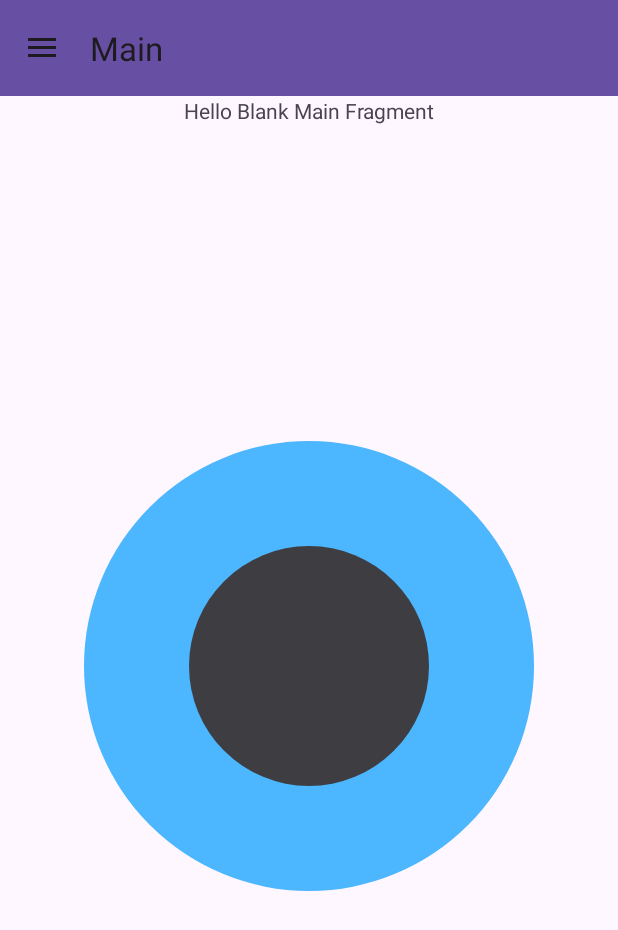
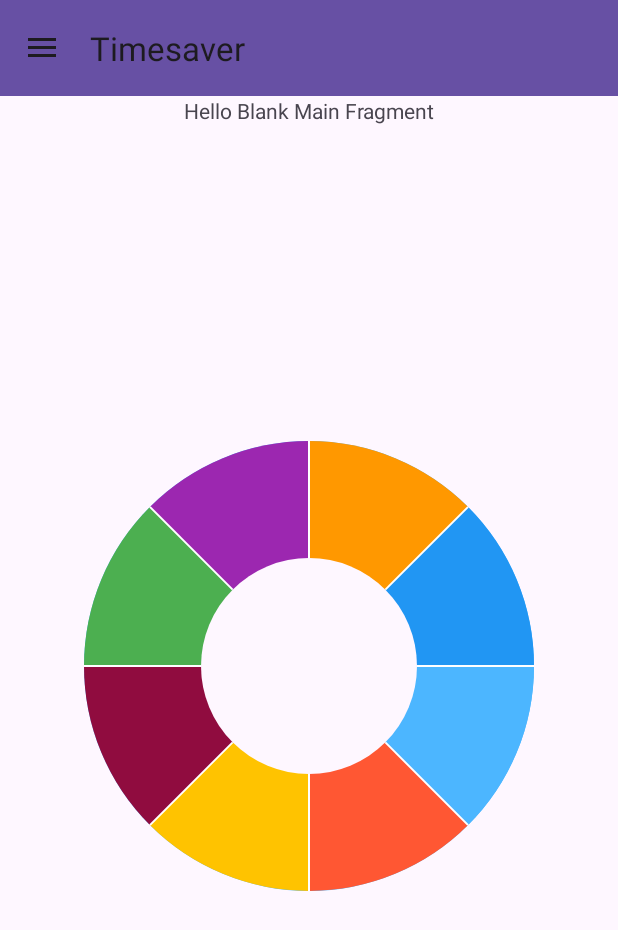
Before and after one commit to AngelynDisguise/Timesaver, an Android app: the screen it shows after launch (MainActivity), on a phone screen of 412 x 824 dp. Shown: the top 930 px of the screen. Run offline under Robolectric (Android 15) with nearby library versions, the phone set to English and light mode, and no system bars; our stand-ins replace navigation-ui.

Commit message:
Update CircularButtonView - add up to 8 clickable sections on wheel
Might need a different color palette for button colors

```diff
--- a/app/src/main/java/com/example/timesaver/CircularButtonView.kt
+++ b/app/src/main/java/com/example/timesaver/CircularButtonView.kt
@@ -2,12 +2,17 @@ package com.example.timesaver
 
 import android.content.Context
 import android.graphics.Canvas
+import android.graphics.Color
 import android.graphics.Paint
 import android.graphics.RectF
 import android.util.AttributeSet
+import android.util.TypedValue
 import android.view.MotionEvent
 import android.view.View
 import kotlin.math.atan2
+import kotlin.math.cos
+import kotlin.math.sin
+import kotlin.math.sqrt
 
 class CircularButtonView @JvmOverloads constructor(
     context: Context,
@@ -15,8 +20,25 @@ class CircularButtonView @JvmOverloads constructor(
     defStyleAttr: Int = 0
 ) : View(context, attrs, defStyleAttr) {
 
+    private val sectionColors = listOf(
+        0xFF4cb6ff.toInt(), // Light blue (#4cb6ff)
+        0xFFFF5733.toInt(), // Coral (#FF5733)
+        0xFFFFC300.toInt(), // Vivid Yellow (#FFC300)
+        0xFF900C3F.toInt(), // Burgundy (#900C3F)
+        0xFF4CAF50.toInt(), // Green (#4CAF50)
+        0xFF9C27B0.toInt(), // Purple (#9C27B0)
+        0xFFFF9800.toInt(), // Orange (#FF9800)
+        0xFF2196F3.toInt()  // Blue (#2196F3)
+    )
+
     private val paint = Paint(Paint.ANTI_ALIAS_FLAG)
     private val rect = RectF()
+    private val borderPaint = Paint(Paint.ANTI_ALIAS_FLAG).apply {
+        style = Paint.Style.STROKE
+        strokeWidth = 2f
+        color = Color.WHITE
+    }
+
     private val centerX: Float
         get() = width / 2f
     private val centerY: Float
@@ -25,12 +47,30 @@ class CircularButtonView @JvmOverloads constructor(
         get() = width.coerceAtMost(height) / 2f
 
     private val innerRadius: Float
-        get() = radius * 0.7f
+        get() = radius * 0.48f
 
     private var onInnerCircleClickListener: (() -> Unit)? = null
     private var onOuterCircleClickListener: ((Int) -> Unit)? = null
 
-    private val outerCircleSections = 6 // Number of clickable sections in the outer circle
+    private val borderColor: Int = Color.WHITE
+    private val borderWidth: Float = 7f
+    var outerCircleSections: Int = 1
+        set(value) {
+            field = value.coerceIn(1, 8)
+            invalidate()
+        }
+
+    private var lastTouchedSection: Int = -1
+
+    private val backgroundColor: Int
+    //private val outerCircleColor: Int = 0xFF4cb6ff.toInt()
+
+    init {
+        // get the background color from the theme
+        val typedValue = TypedValue()
+        context.theme.resolveAttribute(android.R.attr.colorBackground, typedValue, true)
+        backgroundColor = typedValue.data
+    }
 
     fun setOnInnerCircleClickListener(listener: () -> Unit) {
         onInnerCircleClickListener = listener
@@ -42,24 +82,53 @@ class CircularButtonView @JvmOverloads constructor(
 
     override fun onDraw(canvas: Canvas) {
         super.onDraw(canvas)
-        // The background drawable will handle the rendering of the circles
+
+        // Draw outer circle
+//        paint.color = outerCircleColor
+//        canvas.drawCircle(centerX, centerY, radius, paint)
+
+        // Draw outer circle sections with colors
+        rect.set(0f, 0f, width.toFloat(), height.toFloat())
+        val sweepAngle = 360f / outerCircleSections
+
+        for (i in 0 until outerCircleSections) {
+            paint.color = sectionColors[i % sectionColors.size]
+            val startAngle = i * sweepAngle
+            canvas.drawArc(rect, startAngle, sweepAngle, true, paint)
+        }
+
+        // Draw inner circle with background color
+        paint.color = backgroundColor
+        canvas.drawCircle(centerX, centerY, innerRadius, paint)
+
+        for (i in 0 until outerCircleSections) {
+            val startAngle = i * (360f / outerCircleSections)
+            val dx = cos(Math.toRadians(startAngle.toDouble())).toFloat()
+            val dy = sin(Math.toRadians(startAngle.toDouble())).toFloat()
+
+            canvas.drawLine(
+                centerX + innerRadius * dx,
+                centerY + innerRadius * dy,
+                centerX + radius * dx,
+                centerY + radius * dy,
+                borderPaint
+            )
+        }
     }
-
-    private var lastTouchedSection: Int = -1
 
     override fun onTouchEvent(event: MotionEvent): Boolean {
         when (event.action) {
             MotionEvent.ACTION_DOWN -> {
                 val dx = event.x - centerX
                 val dy = event.y - centerY
-                val distance = Math.sqrt((dx * dx + dy * dy).toDouble()).toFloat()
+                val distance = sqrt((dx * dx + dy * dy).toDouble()).toFloat()
 
                 if (distance <= innerRadius) {
                     lastTouchedSection = -1
                     performClick()
                 } else if (distance <= radius) {
-                    val angle = Math.toDegrees(atan2(dy.toDouble(), dx.toDouble()).toDouble()).toFloat()
-                    lastTouchedSection = ((angle + 360) % 360 / (360 / outerCircleSections)).toInt()
+                    val angle = Math.toDegrees(atan2(dy.toDouble(), dx.toDouble())).toFloat()
+                    lastTouchedSection = ((angle + 360) % 360 / (360f / outerCircleSections)).toInt()
                     performClick()
                 }
                 return true
--- a/app/src/main/java/com/example/timesaver/MainFragment.kt
+++ b/app/src/main/java/com/example/timesaver/MainFragment.kt
@@ -36,7 +36,6 @@ class MainFragment : Fragment() {
         inflater: LayoutInflater, container: ViewGroup?,
         savedInstanceState: Bundle?
     ): View? {
-        // Inflate the layout for this fragment
         return inflater.inflate(R.layout.fragment_main, container, false)
 
     }
@@ -46,13 +45,13 @@ class MainFragment : Fragment() {
 
         circularButton = view.findViewById(R.id.circularButton)
 
+        circularButton.outerCircleSections = 8
+
         circularButton.setOnInnerCircleClickListener {
-            // Handle inner circle click
             Toast.makeText(requireContext(), "Inner circle clicked", Toast.LENGTH_SHORT).show()
         }
 
         circularButton.setOnOuterCircleClickListener { section ->
-            // Handle outer circle section click
             Toast.makeText(requireContext(), "Outer circle section $section clicked", Toast.LENGTH_SHORT).show()
         }
     }
--- a/app/src/main/res/drawable/circular_button.xml
+++ b/app/src/main/res/drawable/circular_button.xml
@@ -1,16 +1,6 @@
 <?xml version="1.0" encoding="utf-8"?>
-<layer-list xmlns:android="http://schemas.android.com/apk/res/android">
-    <!-- Outer circle -->
-    <item>
-        <shape android:shape="oval">
-            <solid android:color="#4cb6ff" />
-            <size android:width="150dp" android:height="150dp" />
-        </shape>
-    </item>
-    <!-- Inner circle -->
-    <item android:left="70dp" android:top="70dp" android:right="70dp" android:bottom="70dp">
-        <shape android:shape="oval">
-            <solid android:color="#3e3e42" />
-        </shape>
-    </item>
-</layer-list>
+<shape xmlns:android="http://schemas.android.com/apk/res/android"
+    android:shape="oval">
+    <solid android:color="#4cb6ff" />
+    <size android:width="150dp" android:height="150dp" />
+</shape>
--- a/app/src/main/res/navigation/nav_graph.xml
+++ b/app/src/main/res/navigation/nav_graph.xml
@@ -10,7 +10,7 @@
         android:id="@+id/mainFragment"
         android:name="com.example.timesaver.MainFragment"
         tools:layout="@layout/fragment_main"
-        android:label="Main">
+        android:label="Timesaver">
 
         <action
             android:id="@+id/action_main_to_settings"
```
